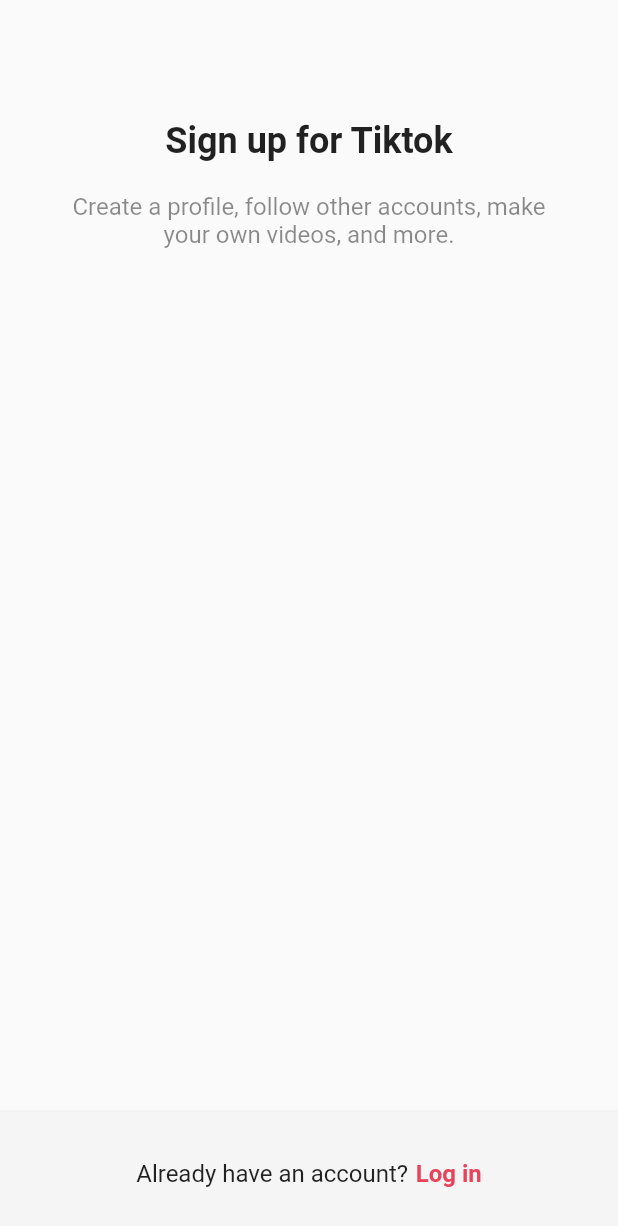
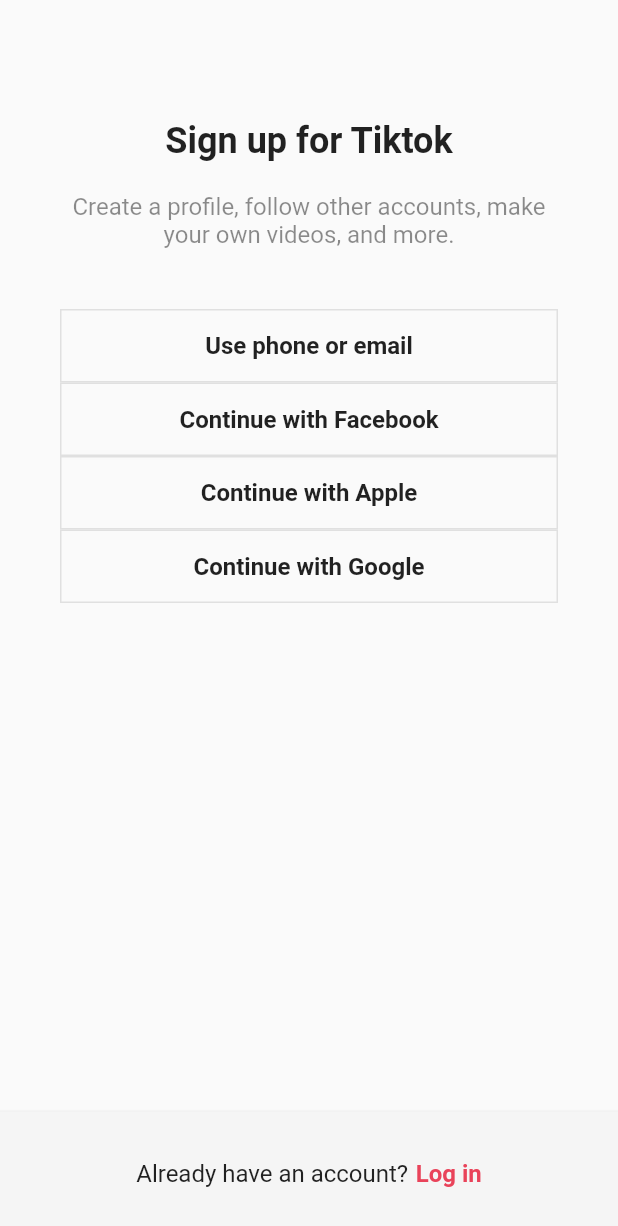
Before and after one commit to Jeffrey-Oh/flutter_tiktok_clone, a Flutter app: the screen it shows after launch, on a phone screen of 412 x 824 dp. Shown: the top 1226 px of the screen. Run offline on Flutter 3.47's test engine with Material 2 defaults, Android fonts, the phone set to English and light mode, and no system bars.

Commit message:
authentication 기능 단위로 분리 및 AuthButton 추가

```diff
--- a/lib/screens/sign_up/sign_up_screen.dart
+++ b/lib/features/authentication/sign_up_screen.dart
@@ -1,9 +1,19 @@
 import 'package:flutter/material.dart';
 import 'package:tiktok_clone/constants/gaps.dart';
 import 'package:tiktok_clone/constants/sizes.dart';
+import 'package:tiktok_clone/features/authentication/login_screen.dart';
+import 'package:tiktok_clone/features/authentication/widgets/auth_button.dart';
 
 class SignUpScreen extends StatelessWidget {
   const SignUpScreen({super.key});
+
+  void onLoginTap(BuildContext context) {
+    Navigator.of(context).push(
+      MaterialPageRoute(
+        builder: (context) => const LoginScreen(),
+      ),
+    );
+  }
 
   @override
   Widget build(BuildContext context) {
@@ -33,6 +43,11 @@ class SignUpScreen extends StatelessWidget {
                 ),
                 textAlign: TextAlign.center,
               ),
+              Gaps.v40,
+              AuthButton(text: "Use phone or email"),
+              AuthButton(text: "Continue with Facebook"),
+              AuthButton(text: "Continue with Apple"),
+              AuthButton(text: "Continue with Google"),
             ],
           ),
         ),
@@ -54,12 +69,15 @@ class SignUpScreen extends StatelessWidget {
                 ),
               ),
               Gaps.h5,
-              Text(
-                "Log in",
-                style: TextStyle(
-                  color: Theme.of(context).primaryColor,
-                  fontSize: Sizes.size16,
-                  fontWeight: FontWeight.w600,
+              GestureDetector(
+                onTap: () => onLoginTap(context),
+                child: Text(
+                  "Log in",
+                  style: TextStyle(
+                    color: Theme.of(context).primaryColor,
+                    fontSize: Sizes.size16,
+                    fontWeight: FontWeight.w600,
+                  ),
                 ),
               ),
             ],
--- /dev/null
+++ b/lib/features/authentication/widgets/auth_button.dart
@@ -0,0 +1,38 @@
+import 'package:flutter/material.dart';
+import 'package:tiktok_clone/constants/sizes.dart';
+
+class AuthButton extends StatelessWidget {
+  final String text;
+
+  const AuthButton({
+    super.key,
+    required this.text,
+  });
+
+  @override
+  Widget build(BuildContext context) {
+    return FractionallySizedBox(
+      // FractionallySizedBox - 부모의 영역에 맞추는 위젯
+      widthFactor: 1, // 비율
+      child: Container(
+        padding: const EdgeInsets.symmetric(
+          vertical: Sizes.size14,
+        ),
+        decoration: BoxDecoration(
+          border: Border.all(
+            color: Colors.grey.shade300,
+            width: Sizes.size1,
+          ),
+        ),
+        child: Text(
+          text,
+          style: const TextStyle(
+            fontSize: Sizes.size16,
+            fontWeight: FontWeight.w600,
+          ),
+          textAlign: TextAlign.center,
+        ),
+      ),
+    );
+  }
+}
--- a/lib/main.dart
+++ b/lib/main.dart
@@ -1,5 +1,5 @@
 import 'package:flutter/material.dart';
-import 'package:tiktok_clone/screens/sign_up/sign_up_screen.dart';
+import 'package:tiktok_clone/features/authentication/sign_up_screen.dart';
 
 void main() {
   runApp(const TikTokApp());
```
Also changed, not shown: lib/auth/sign_up/sign_up_screen.dart (added, +83 -0 lines), lib/features/authentication/login_screen.dart (added, +83 -0 lines).
